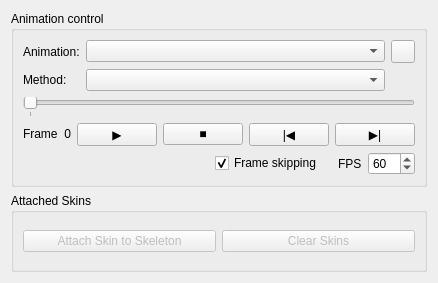
The window that Plugin-SkeletalAnimation/animationControls.ui (ShenRen/OpenFlipper) describes before a commit, drawn with Qt 5.
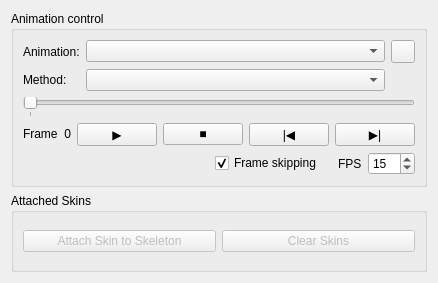
The same window after the commit.

Commit message: More resonable default for fps

The edit to the form file:
```diff
--- a/Plugin-SkeletalAnimation/animationControls.ui
+++ b/Plugin-SkeletalAnimation/animationControls.ui
@@ -6,7 +6,7 @@
    <rect>
     <x>0</x>
     <y>0</y>
-    <width>315</width>
+    <width>328</width>
     <height>283</height>
    </rect>
   </property>
@@ -231,7 +231,7 @@
              <number>400</number>
             </property>
             <property name="value">
-             <number>60</number>
+             <number>15</number>
             </property>
            </widget>
           </item>
```
